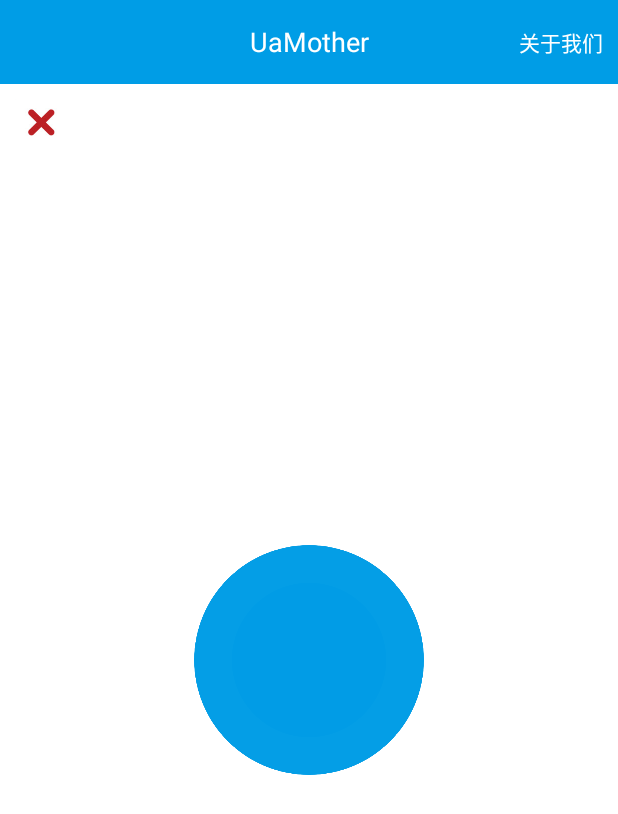
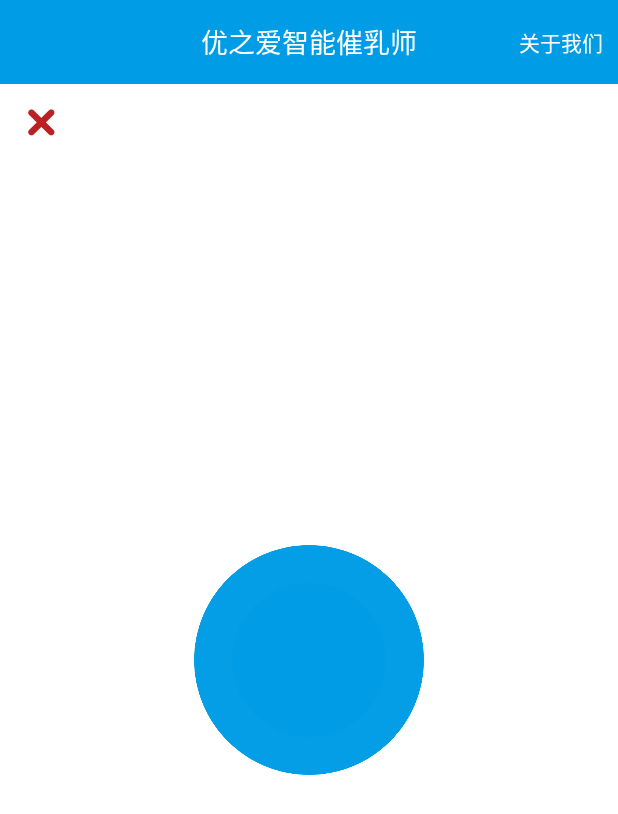
Before and after one commit to ysq1051838264/UaMother, an Android app: the MainActivity screen opened directly, with no data from a screen before it, on a phone screen of 412 x 824 dp. Shown: the top 814 px of the screen. Run offline under Robolectric (Android 15) with nearby library versions, the phone set to English and light mode, and no system bars; libraries missing offline, so code that uses them is left out: com.hdr.blelib, no.nordicsemi.android; Roboto replaces fonts that are not available here; 3 statements that could not run were skipped.

Commit message:
提高了蓝牙的稳定性

```diff
--- a/app/src/main/java/com/uamother/bluetooth/main/MainActivity.java
+++ b/app/src/main/java/com/uamother/bluetooth/main/MainActivity.java
@@ -1,19 +1,20 @@
 package com.uamother.bluetooth.main;
 
 import android.bluetooth.BluetoothAdapter;
-import android.content.Context;
-import android.content.Intent;
-import android.content.SharedPreferences;
+import android.content.*;
 import android.graphics.Color;
 import android.graphics.Typeface;
+import android.net.ConnectivityManager;
 import android.os.Bundle;
 import android.support.v7.app.AppCompatActivity;
 import android.support.v7.widget.Toolbar;
 import android.util.Log;
 import android.view.View;
 import android.widget.*;
+import com.hdr.blelib.utils.BleUtils;
 import com.hdr.wristband.BlePresenter;
 import com.hdr.wristband.model.BleDevice;
+import com.hdr.wristband.utils.BleConst;
 import com.hdr.wristband.utils.StringUtils;
 import com.uamother.bluetooth.R;
 import com.uamother.bluetooth.other.DiscreteSeekBar;
@@ -57,6 +58,8 @@ public class MainActivity extends AppCompatActivity implements View.OnClickListe
 
     PulsatorLayout pulsator;
 
+    MessageReceiver mMessageReceiver;
+
     int frequency = 66;
     int comfort = 129;
     int affinity = 103;
@@ -77,12 +80,79 @@ public class MainActivity extends AppCompatActivity implements View.OnClickListe
         backStartTime = now;
     }
 
+    String ACTION_BLE_CONNECTED = "action_ble_connected";
+    String ACTION_BLE_DISCOVERED = "action_ble_discovered";
+    String ACTION_BLE_RECEIVE_DATA = "action_ble_receive_data";
+    String ACTION_BLE_DISCONNECTED = "action_ble_disconnected";
+
+    public void registerMessageReceiver() {
+         mMessageReceiver = new MessageReceiver();
+        IntentFilter intentFilter = new IntentFilter();
+        intentFilter.addAction(BluetoothAdapter.ACTION_STATE_CHANGED);
+        intentFilter.addAction(ACTION_BLE_RECEIVE_DATA);
+        intentFilter.addAction(ACTION_BLE_CONNECTED);
+        intentFilter.addAction(ACTION_BLE_DISCONNECTED);
+        intentFilter.addAction(ACTION_BLE_DISCOVERED);
+
+        intentFilter.addAction(ConnectivityManager.CONNECTIVITY_ACTION);
+
+        registerReceiver(mMessageReceiver, intentFilter);
+    }
+
+    public class MessageReceiver extends BroadcastReceiver {
+        @Override
+        public void onReceive(Context context, Intent intent) {
+
+            if (intent == null) {
+                return;
+            }
+            String action = intent.getAction();
+            if (action.equals(BluetoothAdapter.ACTION_STATE_CHANGED)) {
+                initBleLogo();
+            } else if (action.equals("action_ble_connected")) {
+                String address = intent.getStringExtra("mac");
+                String g = spHelper.getString(Constants.SP_KEY_CURRENT_MAC, null);
+                if (g != null) {
+                    initBleLogo();
+                }
+            } else if (action.equals("action_ble_discovered")) {
+                String address = intent.getStringExtra("mac");
+                String g = spHelper.getString(Constants.SP_KEY_CURRENT_MAC, null);
+                if (g != null) {
+                    initBleLogo();
+                }
+            } else if (action.equals("action_ble_disconnected")) {
+                String address = intent.getStringExtra("mac");
+                String g = spHelper.getString(Constants.SP_KEY_CURRENT_MAC, null);
+                if (g != null) {
+                    initBleLogo();
+                }
+            }
+        }
+    }
+
+    void initBleLogo() {
+        if (BleUtils.isEnable(this)) {
+            //蓝牙变为了可用
+            bluetoothClose.setVisibility(View.GONE);
+            bluetoothOpen.setVisibility(View.VISIBLE);
+
+            blePresenter = new BlePresenter(this);
+            blePresenter.init();
+        } else {
+            bluetoothClose.setVisibility(View.VISIBLE);
+            bluetoothOpen.setVisibility(View.GONE);
+        }
+    }
+
     @Override
     protected void onCreate(Bundle savedInstanceState) {
         super.onCreate(savedInstanceState);
         setContentView(R.layout.activity_main);
 
         spHelper = SpHelper.initInstance(this);
+
+        registerMessageReceiver();
 
         Toolbar toolbar = (Toolbar) findViewById(R.id.id_toolbar);
         toolbar.setTitle("");
@@ -136,6 +206,7 @@ public class MainActivity extends AppCompatActivity implements View.OnClickListe
     protected void onDestroy() {
         super.onDestroy();
         blePresenter.release();
+        unregisterReceiver(mMessageReceiver);
     }
 
     public void initData() {
@@ -157,8 +228,6 @@ public class MainActivity extends AppCompatActivity implements View.OnClickListe
             pulsator.stop();
             pulsator.setVisibility(View.GONE);
             relativeLayout.setVisibility(View.GONE);
-            bluetoothClose.setVisibility(View.GONE);
-            bluetoothOpen.setVisibility(View.VISIBLE);
         }
 
         saveBtn = (Button) findViewById(R.id.saveBtn);
@@ -224,8 +293,6 @@ public class MainActivity extends AppCompatActivity implements View.OnClickListe
                 pulsator.start();
                 pulsator.setVisibility(View.VISIBLE);
                 relativeLayout.setVisibility(View.VISIBLE);
-                bluetoothClose.setVisibility(View.GONE);
-                bluetoothOpen.setVisibility(View.VISIBLE);
             }
         });
         imageView.setOnClickListener(new View.OnClickListener() {
--- a/app/src/main/java/com/uamother/bluetooth/utils/BleConst.kt
+++ b/app/src/main/java/com/uamother/bluetooth/utils/BleConst.kt
@@ -7,7 +7,7 @@ object BleConst {
     val ACTION_BLE_SCAN = "action_ble_scan"
     val ACTION_BLE_SCAN_BIND = "action_ble_scan_bind"
 
-    val ACTION_BLE_CONNECTED = "action_ble_connected"
+     final val ACTION_BLE_CONNECTED = "action_ble_connected"
 
     val ACTION_BLE_DISCOVERED = "action_ble_discovered"
 
--- a/app/src/main/res/layout/activity_main.xml
+++ b/app/src/main/res/layout/activity_main.xml
@@ -22,7 +22,7 @@
             <TextView
                     android:layout_width="wrap_content"
                     android:layout_height="wrap_content"
-                    android:text="UaMother"
+                    android:text="优之爱智能催乳师"
                     android:textColor="@color/white"
                     android:textSize="18sp"
                     android:layout_gravity="center"
--- a/app/src/main/res/values/strings.xml
+++ b/app/src/main/res/values/strings.xml
@@ -1,4 +1,4 @@
 <resources>
-    <string name="app_name">UaMother</string>
+    <string name="app_name">优之爱智能催乳师</string>
     <string name="hello_world">Hello world!</string>
 </resources>
```
Also changed, not shown: app/src/main/res/drawable-xxhdpi/launcher.png, app/src/main/res/drawable-xxhdpi/launcher_four.png, app/src/main/res/drawable-xxhdpi/launcher_one.png, app/src/main/res/drawable-xxhdpi/launcher_three.png, app/src/main/res/drawable-xxhdpi/launcher_two.png.
